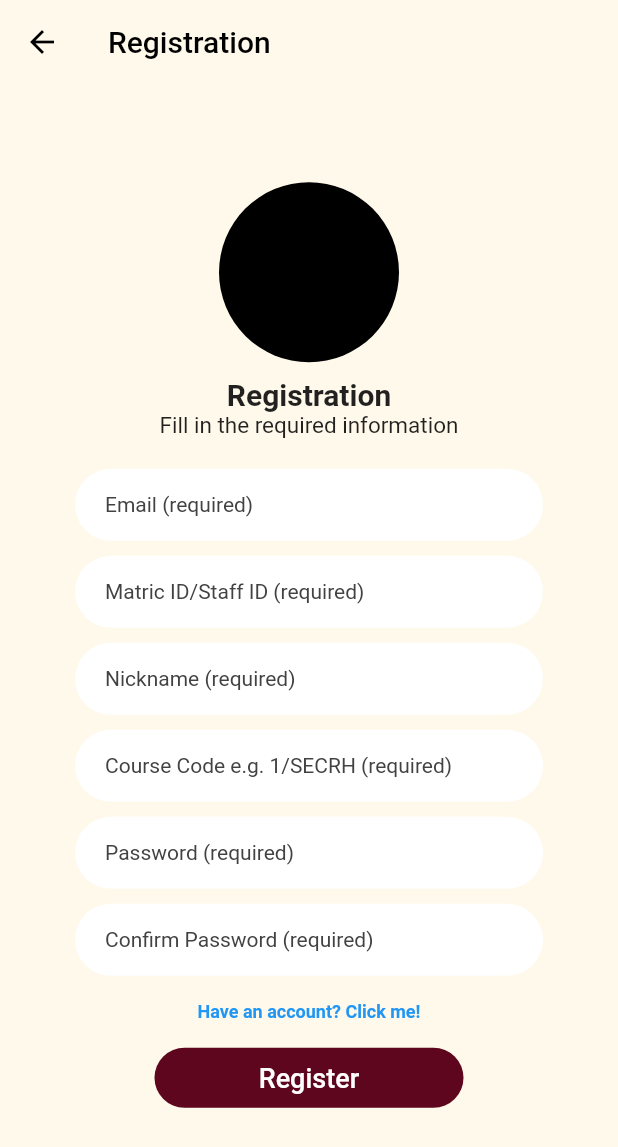
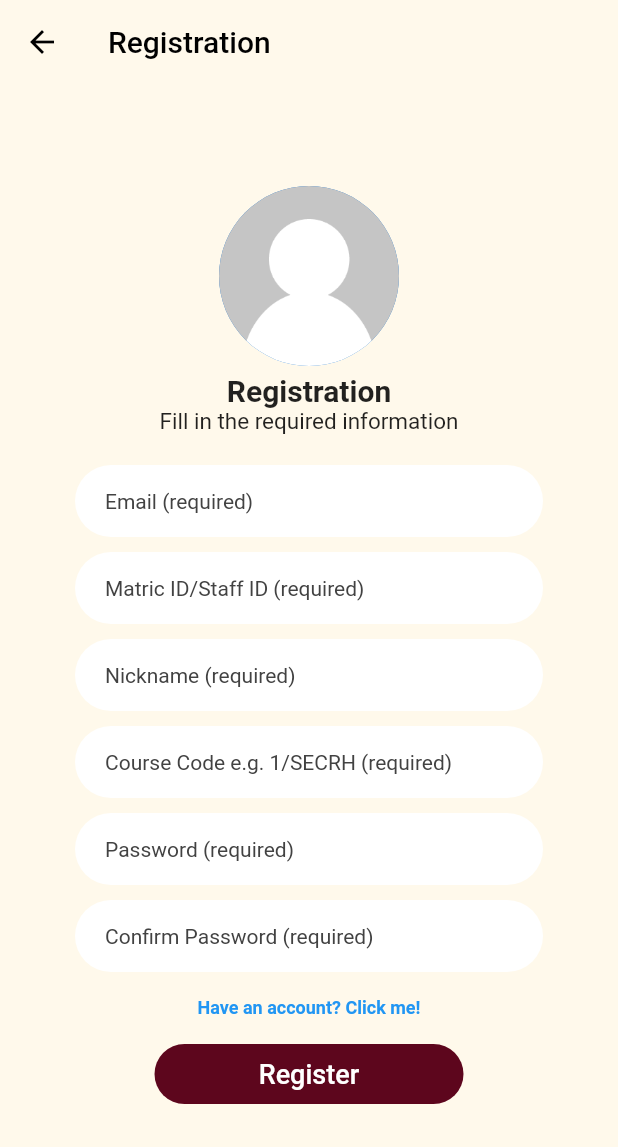
Before and after one commit to Loximity-oss/UTM-Study-Planner, a Flutter app: the registerPage screen opened directly, on a phone screen of 412 x 824 dp. Shown: the top 1147 px of the screen. Run offline on Flutter 3.47's test engine with Material 2 defaults, Android fonts, the phone set to English and light mode, and no system bars; our stand-ins replace date_time_picker, email_validator, flutter_local_notifications, font_awesome_flutter, hive, hive_flutter and 4 more; missing offline and left inert: mysql_client; accounts and stored records are empty; project files that could hold a hidden picture were left out.

Commit message:
Partial ProfileImage

```diff
--- a/utmstudyplanner_mobile/lib/views/home/profilev2.dart
+++ b/utmstudyplanner_mobile/lib/views/home/profilev2.dart
@@ -1,7 +1,6 @@
-import 'package:email_validator/email_validator.dart';
+
 import 'package:flutter/material.dart';
 import 'package:flutter/services.dart';
-import 'package:font_awesome_flutter/font_awesome_flutter.dart';
 import 'package:hive_flutter/hive_flutter.dart';
 import 'package:utmstudyplanner_mobile/server/conn.dart';
 
@@ -173,7 +172,7 @@ class _profilePageState extends State<profilePageV2> {
                   children: <Widget>[
                     const CircleAvatar(
                       backgroundImage: AssetImage('assets/Profile/default.png'),
-                      radius: 50.0,
+                      radius: 55.0,
                     ),
                     const SizedBox(
                       height: 10.0,
--- a/utmstudyplanner_mobile/lib/views/register.dart
+++ b/utmstudyplanner_mobile/lib/views/register.dart
@@ -1,13 +1,14 @@
 import 'dart:async';
 import 'dart:convert';
+import 'dart:io';
+
 import 'package:flutter/material.dart';
 import 'package:email_validator/email_validator.dart';
 import 'package:flutter/services.dart';
+import 'package:image_picker/image_picker.dart';
 import 'package:utmstudyplanner_mobile/views/login/login.dart';
 import '../../server/conn.dart';
-import 'package:hive_flutter/hive_flutter.dart';
-import 'package:utmstudyplanner_mobile/views/register.dart';
-import 'package:http/http.dart' as http;
+
 
 class registerPage extends StatefulWidget {
   const registerPage({Key? key}) : super(key: key);
@@ -24,31 +25,33 @@ class _registerPageState extends State<registerPage> {
   final TextEditingController passwordInput = TextEditingController();
   final TextEditingController confirm_password = TextEditingController();
   final _formRegisterKey = GlobalKey<FormState>();
-  bool visible = false;
+  final picker = ImagePicker();
+  File? _image;
+
 
   Future userRegister() async {
     // Getting value from Controller
-
     String inputID = IDInput.text;
     String inputEmail = emailInput.text;
     String inputName = nameInput.text;
     String inputCourse = courseInput.text;
     String inputPassword = passwordInput.text;
+    String img64;
+
+    if(_image != null){
+      final bytes = _image?.readAsBytesSync();
+     img64 = base64Encode(bytes!);
+    } else {
+      img64 = '';
+    }
 
     //TODO implement conn checking
     var db = Mysql();
-    String query = 'INSERT INTO `users`(`id`, `email`, `name`, `coursecode`, `password`) VALUES ("' +
-        inputID + '","' + inputEmail + '","' + inputName + '","' + inputCourse +
-        '","' + inputPassword + '")';
-    print(query);
+    String query = 'INSERT INTO `users` (`id`, `email`, `name`, `coursecode`, `password`, `password_2`, `password_3`, `profilePicture`) VALUES ("'
+        + inputID + '","' + inputEmail + '","' + inputName + '","' + inputCourse + '","' + inputPassword + '", NULL, NULL, "' + img64 + '")';
+
     try{
       var result = await db.execQuery(query);
-      IDInput.clear();
-      emailInput.clear();
-      nameInput.clear();
-      courseInput.clear();
-      passwordInput.clear();
-      confirm_password.clear();
       if (result.affectedRows.toInt() == 1) {
         showDialog(
           context: context,
@@ -61,6 +64,12 @@ class _registerPageState extends State<registerPage> {
                   onPressed: () {
                     Navigator.of(context).pop();
                     Navigator.of(context).pop();
+                    IDInput.clear();
+                    emailInput.clear();
+                    nameInput.clear();
+                    courseInput.clear();
+                    passwordInput.clear();
+                    confirm_password.clear();
                   },
                 ),
               ],
@@ -89,6 +98,8 @@ class _registerPageState extends State<registerPage> {
 
   }
 
+
+
   @override
   Widget build(BuildContext context) {
     return Scaffold(
@@ -108,23 +119,48 @@ class _registerPageState extends State<registerPage> {
             mainAxisAlignment: MainAxisAlignment.center,
             children: <Widget>[
               Container(
-                width: 120,
-                height: 120,
-                decoration: const BoxDecoration(color: Colors.black, shape: BoxShape.circle),
-              ),
-              const SizedBox(height: 5),
-              Container(
                 padding: const EdgeInsets.only(left: 50, right: 50),
                 child: Column(
                   children: [
-                    const SizedBox(height: 5),
-                    const Text('Registration', style: TextStyle(fontSize: 20, fontWeight: FontWeight.bold)),
-                    const Text('Fill in the required information', style: TextStyle(fontSize: 15)),
-                    const SizedBox(height: 20),
                     Form(
                       key: _formRegisterKey,
                       child: Column(
                         children:  <Widget>[
+                          GestureDetector(
+                            onTap: () async {
+                              final pickedFile = await picker.pickImage(source: ImageSource.gallery);
+                              setState(() {
+
+                                if (pickedFile != null) {
+                                  _image = File(pickedFile.path);
+
+                                } else {
+                                  print('No image selected.');
+                                }
+                              });
+                            },
+                            child:  CircleAvatar(
+                              radius: 60.0,
+                              child: ClipOval(
+                                child: SizedBox(
+                                  child: (_image!=null)?Image.file(
+                                    _image!,
+                                    fit: BoxFit.fill,
+                                  ):Image.asset(
+                                    "assets/Profile/default.png",
+                                    fit: BoxFit.fill,
+                                  ),
+                                ),
+                              ),
+                            ),
+                          ),
+
+
+                          const SizedBox(height: 5),
+                          const Text('Registration', style: TextStyle(fontSize: 20, fontWeight: FontWeight.bold)),
+                          const Text('Fill in the required information', style: TextStyle(fontSize: 15)),
+                          const SizedBox(height: 20),
+
                           TextFormField(
                             controller: emailInput,
                             style: const TextStyle(fontSize: 14),
@@ -340,13 +376,6 @@ class _registerPageState extends State<registerPage> {
                       ),
                     ),
                     const SizedBox(height: 20),
-                    Visibility(
-                        visible: visible,
-                        child: Container(
-                            margin: const EdgeInsets.only(bottom: 30),
-                            child: const CircularProgressIndicator(color: Color.fromARGB(255, 93, 6, 29))
-                        )
-                    ),
                   ],
                 ),
               ),
--- a/utmstudyplanner_mobile/pubspec.yaml
+++ b/utmstudyplanner_mobile/pubspec.yaml
@@ -42,6 +42,8 @@ dependencies:
   mysql_client: ^0.0.16
   intl: ^0.17.0
   date_time_picker: ^2.1.0
+  image_picker: ^0.8.5+3
+
 
 dev_dependencies:
   flutter_test:
```
Also changed, not shown: utmstudyplanner_mobile/lib/views/home/homescreen.dart (+3 -7 lines), utmstudyplanner_mobile/pubspec.lock.
